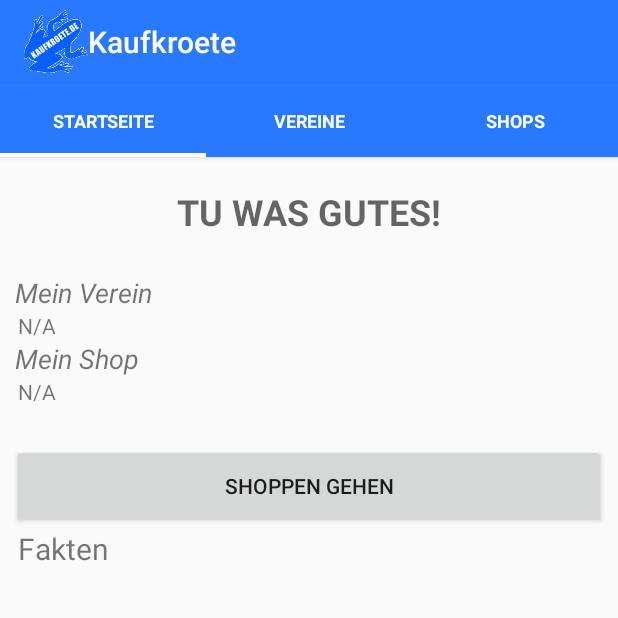
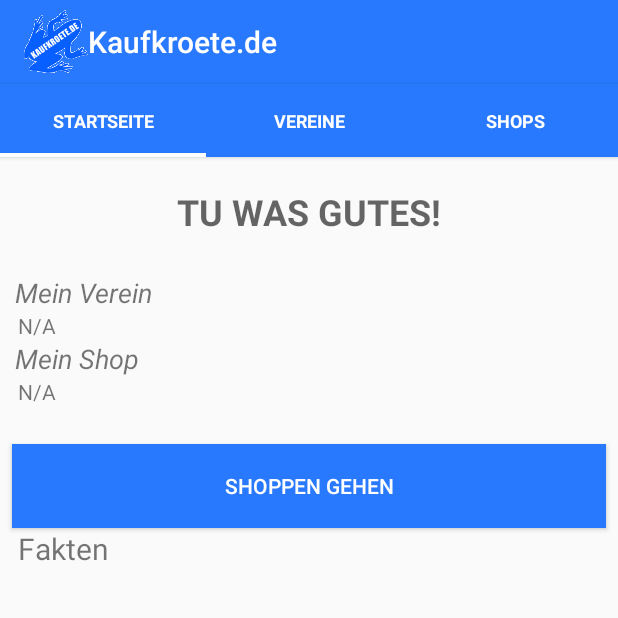
Before and after one commit to Cedgetec/kaufkroete-android, an Android app: the screen it shows after launch (MainActivity), on a phone screen of 412 x 824 dp, the top half of it. Run offline under Robolectric (Android 15) with nearby library versions, the phone set to English and light mode, and no system bars; 1 statement that could not run was skipped.

Commit message:
Changed multiple things to improve usability.

```diff
--- a/app/src/main/java/de/kaufkroete/kaufkroete/SocietiesFragmentListAdapter.java
+++ b/app/src/main/java/de/kaufkroete/kaufkroete/SocietiesFragmentListAdapter.java
@@ -12,11 +12,12 @@ public class SocietiesFragmentListAdapter extends BaseAdapter {
     private ArrayList[] listview_al;
 
     /*public NewsFragmentListAdapter(Context pContext, String[] pTitle, String[] pContent, int[] pIcon) {*/
-    public SocietiesFragmentListAdapter(ArrayList cw_al, ArrayList vid_al, ArrayList name_al) {
-        listview_al = new ArrayList[]{new ArrayList<>(), new ArrayList<>(), new ArrayList<>()};
+    public SocietiesFragmentListAdapter(ArrayList cw_al, ArrayList vid_al, ArrayList name_al, ArrayList image_url_al) {
+        listview_al = new ArrayList[]{new ArrayList<>(), new ArrayList<>(), new ArrayList<>(), new ArrayList<>()};
         listview_al[0] = cw_al;
         listview_al[1] = vid_al;
         listview_al[2] = name_al;
+        listview_al[3] = image_url_al;
     }
 
 	public View getView(int position, View convertView, ViewGroup parent) {
@@ -41,4 +42,8 @@ public class SocietiesFragmentListAdapter extends BaseAdapter {
     public String getName(int position) {
         return (String) listview_al[2].get(position);
     }
+
+    public String getImageUrl(int position) {
+        return (String) listview_al[3].get(position);
+    }
 }
--- a/app/src/main/java/de/kaufkroete/kaufkroete/TabSocieties.java
+++ b/app/src/main/java/de/kaufkroete/kaufkroete/TabSocieties.java
@@ -61,7 +61,7 @@ public class TabSocieties extends KaufkroeteFragment {
     @Override
     public View onCreateView(LayoutInflater inflater, ViewGroup container, Bundle savedInstanceState) {
         sharedPreferences = this.getActivity().getSharedPreferences("metadata", Context.MODE_PRIVATE);
-        listview_al = new ArrayList[]{new ArrayList<>(), new ArrayList<>(), new ArrayList<>()};
+        listview_al = new ArrayList[]{new ArrayList<>(), new ArrayList<>(), new ArrayList<>(), new ArrayList<>()};
         View v = inflater.inflate(R.layout.tab_societies, container, false);
         lv = (ListView) v.findViewById(R.id.list_view);
         cb_show_all = (CheckBox) v.findViewById(R.id.cb_show_all);
@@ -81,6 +81,7 @@ public class TabSocieties extends KaufkroeteFragment {
                 sharedPreferences.edit().putLong("societie", sfla.getItemId(i)).commit();
                 int index = listview_al[1].indexOf(sharedPreferences.getLong("societie",-1));
                 sharedPreferences.edit().putString("societie_name", (String) listview_al[2].get(index)).commit();
+                sharedPreferences.edit().putString("societie_image_url", (String) listview_al[3].get(index)).commit();
                 if(sharedPreferences.getLong("societie",-1) != -1) {
                     getActivity().runOnUiThread(new Runnable() {
                         @Override
@@ -99,7 +100,7 @@ public class TabSocieties extends KaufkroeteFragment {
                 }
             }
         });
-        sfla = new SocietiesFragmentListAdapter(listview_al[0], listview_al[1], listview_al[2]);
+        sfla = new SocietiesFragmentListAdapter(listview_al[0], listview_al[1], listview_al[2], listview_al[3]);
         lv.setAdapter(sfla);
         vh = new ViewHolder();
         vh.view.add(lv);
@@ -155,6 +156,7 @@ public class TabSocieties extends KaufkroeteFragment {
         listview_al[0].clear();
         listview_al[1].clear();
         listview_al[2].clear();
+        listview_al[3].clear();
         vh.use_cache = use_cache;
         sfla.notifyDataSetChanged();
         new AsyncTask<ViewHolder,Void,ViewHolder>() {
@@ -185,6 +187,7 @@ public class TabSocieties extends KaufkroeteFragment {
                                         listview_al[0].add(cw);
                                         listview_al[1].add((long) ((KKSociety) ((ArrayList) vh.content.get(0)).get(i)).vid);
                                         listview_al[2].add((String) ((KKSociety) ((ArrayList) vh.content.get(0)).get(i)).name);
+                                        listview_al[3].add((String) ((KKSociety) ((ArrayList) vh.content.get(0)).get(i)).image_url);
                                         sfla.notifyDataSetChanged();
                                     }
                                 } else {
@@ -192,6 +195,7 @@ public class TabSocieties extends KaufkroeteFragment {
                                     listview_al[0].add(cw);
                                     listview_al[1].add((long) ((KKSociety) ((ArrayList) vh.content.get(0)).get(i)).vid);
                                     listview_al[2].add((String) ((KKSociety) ((ArrayList) vh.content.get(0)).get(i)).name);
+                                    listview_al[3].add((String) ((KKSociety) ((ArrayList) vh.content.get(0)).get(i)).image_url);
                                     sfla.notifyDataSetChanged();
                                 }
                             }
--- /dev/null
+++ b/app/src/main/res/drawable/button_blue.xml
@@ -0,0 +1,8 @@
+<?xml version="1.0" encoding="utf-8"?>
+<selector xmlns:android="http://schemas.android.com/apk/res/android">
+    <item android:drawable="@color/colorPrimaryDark"
+android:state_pressed="true"/>
+    <item android:drawable="@color/colorPrimaryDark"
+android:state_focused="true"/>
+    <item android:drawable="@color/colorPrimary"/>
+</selector>
--- /dev/null
+++ b/app/src/main/res/drawable/v21/button_blue.xml
@@ -0,0 +1,5 @@
+<?xml version="1.0" encoding="utf-8"?>
+<ripple xmlns:android="http://schemas.android.com/apk/res/android"
+        android:color="?attr/colorControlHighlight">
+    <item android:drawable="?attr/colorPrimary"/>
+</ripple>
--- a/app/src/main/res/layout/tab.xml
+++ b/app/src/main/res/layout/tab.xml
@@ -1,6 +1,10 @@
 <?xml version="1.0" encoding="utf-8"?>
+<ScrollView
+    xmlns:android="http://schemas.android.com/apk/res/android"
+    android:layout_height="match_parent"
+    android:layout_width="match_parent">
+
     <LinearLayout
-    xmlns:android="http://schemas.android.com/apk/res/android"
         android:layout_width="match_parent"
         android:layout_height="match_parent"
         android:orientation="vertical">
@@ -25,6 +29,12 @@
             android:textSize="18dp"
             android:paddingTop="25dp" />
 
+        <ImageView
+            android:layout_width="fill_parent"
+            android:layout_height="wrap_content"
+            android:id="@+id/my_society_imageview"
+            android:paddingLeft="12dp" />
+
         <TextView
             android:layout_width="match_parent"
             android:layout_height="wrap_content"
@@ -40,6 +50,12 @@
             android:paddingLeft="10dp"
             android:textSize="18dp" />
 
+        <ImageView
+            android:layout_width="fill_parent"
+            android:layout_height="wrap_content"
+            android:id="@+id/my_shop_imageview"
+            android:paddingLeft="12dp" />
+
         <TextView
             android:layout_width="match_parent"
             android:layout_height="wrap_content"
@@ -54,7 +70,9 @@
             android:id="@+id/go_shopping"
             android:layout_marginTop="25dp"
             android:layout_marginLeft="8dp"
-        android:layout_marginRight="8dp" />
+            android:layout_marginRight="8dp"
+            android:background="@drawable/button_blue"
+            android:textColor="#FFFFFFFF" />
 
         <TextView
             android:layout_width="match_parent"
@@ -72,3 +90,5 @@
             android:paddingRight="18dp" />
 
     </LinearLayout>
+
+</ScrollView>
--- a/app/src/main/res/values/strings.xml
+++ b/app/src/main/res/values/strings.xml
@@ -1,5 +1,5 @@
 <resources>
-    <string name="app_name">Kaufkroete</string>
+    <string name="app_name">Kaufkroete.de</string>
     <string name="slogan">TU WAS GUTES!</string>
     <string name="home">Startseite</string>
     <string name="societies">Vereine</string>
```
Also changed, not shown: app/src/main/java/de/kaufkroete/kaufkroete/TabHome.java (+217 -1 lines), app/src/main/java/de/kaufkroete/kaufkroete/TabShops.java (+7 -3 lines). Lines whose indentation alone changed are shown as unchanged.
